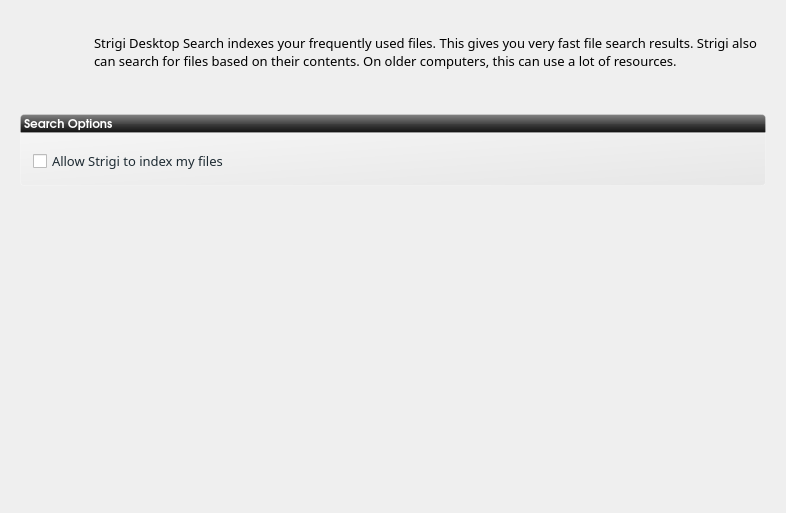
Qt form ui/ui_scrSearch.ui (rshipp/kapudan) before a commit.
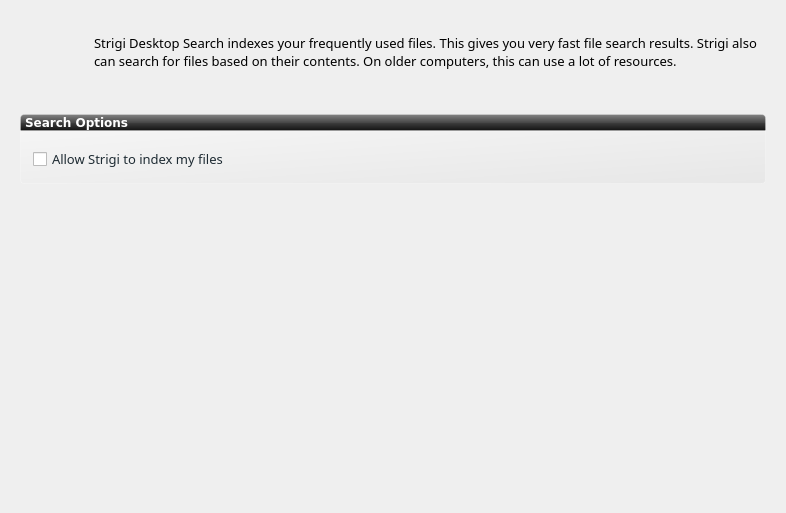
The same form after that commit. Icons and pictures are not drawn.

The edit to the form file:
```diff
--- a/ui/ui_scrSearch.ui
+++ b/ui/ui_scrSearch.ui
@@ -165,7 +165,7 @@
     <widget class="QLabel" name="label_2">
      <property name="font">
       <font>
-       <family>URW Gothic L</family>
+       <family>DejaVu Sans</family>
        <pointsize>9</pointsize>
        <weight>75</weight>
        <bold>true</bold>
```
